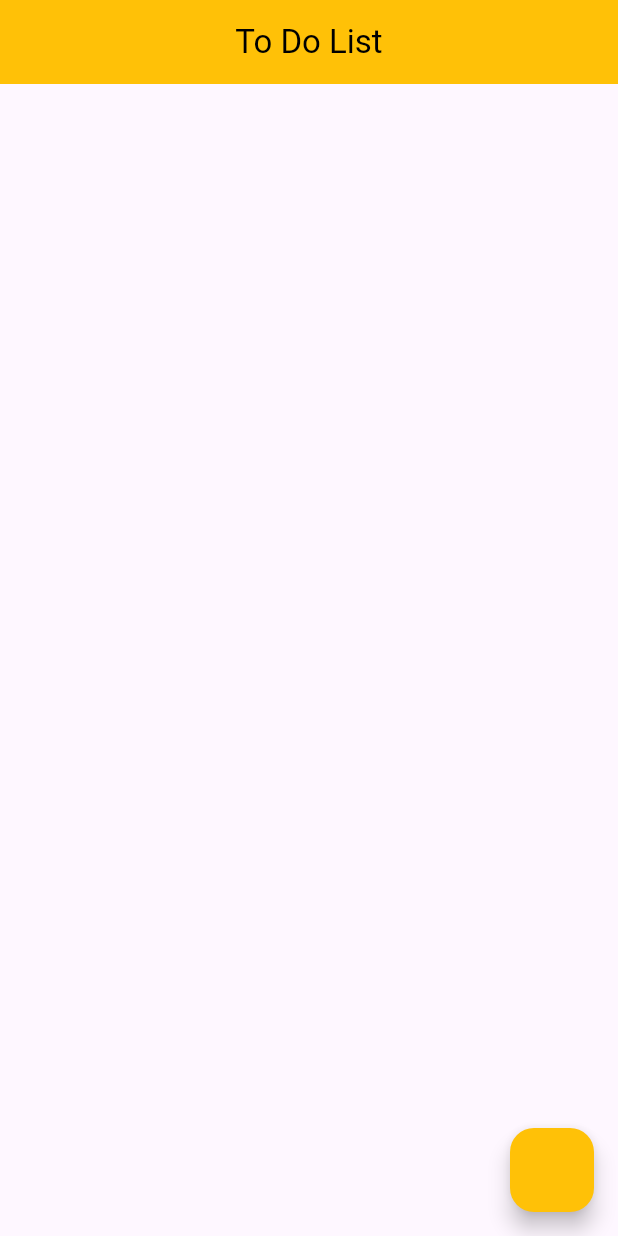
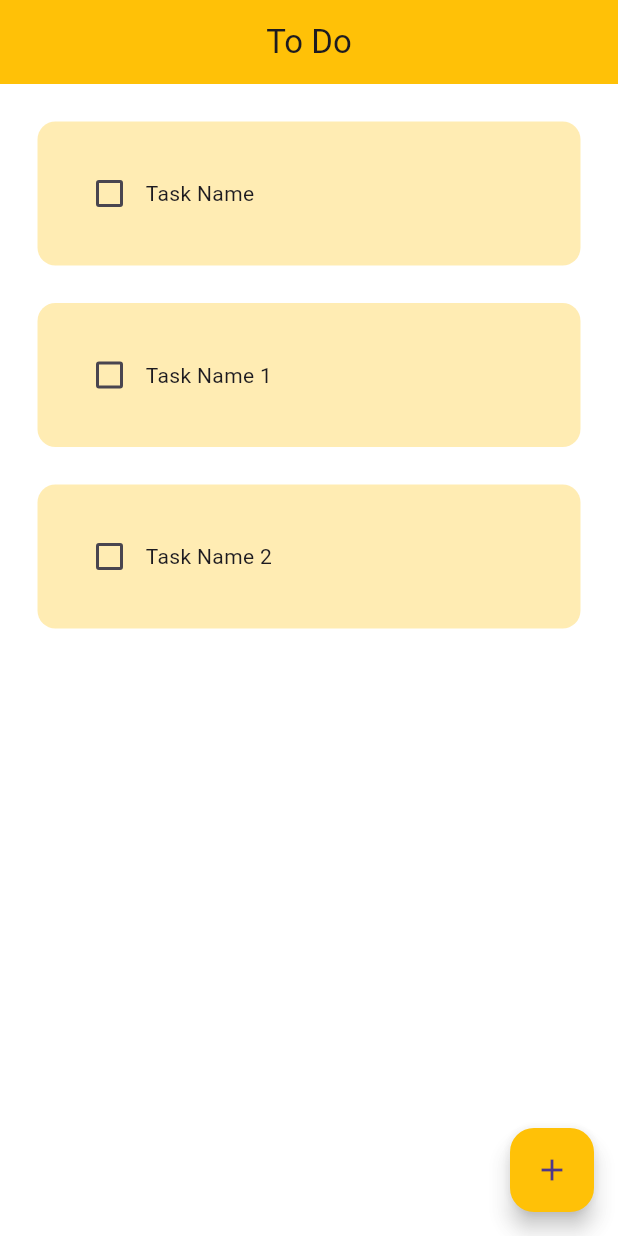
Before and after one commit to Sky-RV/To-Do-List-Flutter, a Flutter app: the screen it shows after launch, on a phone screen of 412 x 824 dp. Run offline on Flutter 3.47's test engine with Material 3 defaults, Android fonts, the phone set to English and light mode, and no system bars.

Commit message:
Create tasks and Show them

```diff
--- a/lib/main.dart
+++ b/lib/main.dart
@@ -1,4 +1,5 @@
 import 'package:flutter/material.dart';
+import 'package:flutterproject/pages/home_page.dart';
 
 void main() {
   runApp(const MyApp());
@@ -6,40 +7,13 @@ void main() {
 
 class MyApp extends StatelessWidget {
   const MyApp({super.key});
-
-  // This widget is the root of your application.
   @override
   Widget build(BuildContext context) {
     return MaterialApp(
-      title: 'Flutter Demo',
-      home: const MyHomePage(title: 'Flutter Demo Home Page'),
-    );
-  }
-}
-
-class MyHomePage extends StatefulWidget {
-  const MyHomePage({super.key, required this.title});
-  final String title;
-  @override
-  State<MyHomePage> createState() => _MyHomePageState();
-}
-
-class _MyHomePageState extends State<MyHomePage> {
-
-  @override
-  Widget build(BuildContext context) {
-    return Scaffold(
-      appBar: AppBar(
-        backgroundColor: Colors.amber,
-        centerTitle: true,
-        title: Text("To Do List", style: TextStyle(
-          color: Colors.black
-        ),),
-      ),
-
-      floatingActionButton: FloatingActionButton(
-        onPressed: (){},
-        backgroundColor: Colors.amber,
+      debugShowCheckedModeBanner: false,
+      home: HomePage(),
+      theme: ThemeData(
+        primarySwatch: Colors.amber // appbar color in all pages (not working on chrome emulator)
       ),
     );
   }
--- /dev/null
+++ b/lib/pages/home_page.dart
@@ -0,0 +1,106 @@
+import 'package:flutter/material.dart';
+import 'package:flutterproject/util/dialog_box.dart';
+import 'package:flutterproject/util/todo_tile.dart';
+
+class HomePage extends StatefulWidget {
+  const HomePage({super.key});
+
+  @override
+  State<HomePage> createState() => _HomePageState();
+}
+
+class _HomePageState extends State<HomePage> {
+
+  // text controller
+  final _controller = TextEditingController();
+
+  // list of to do tasks
+  List toDoList = [
+    ["Task Name", false],
+    ["Task Name 1", false],
+    ["Task Name 2", false],
+  ];
+
+  // checkbox was tapped
+  void checkBoxChanged(bool? value, int index){
+    setState(() {
+      toDoList[index][1] = !toDoList[index][1];
+    });
+  }
+
+  // save a task
+  void saveNewTask(){
+    setState(() {
+      toDoList.add([_controller.text, false]);
+      _controller.clear();
+    });
+    Navigator.of(context).pop();
+  }
+
+  // create a new task
+  void createNewTask(){
+    showDialog(
+        context: context,
+        builder: (context){
+          return DialogBox(
+            controller: _controller,
+            onSave: saveNewTask,
+            onCancel: () => Navigator.of(context).pop(),
+          );
+        }
+    );
+  }
+
+  // // delete task
+  // void deleteTask(int index){
+  //   setState(() {
+  //     toDoList.removeAt(index);
+  //   });
+  // }
+
+  @override
+  Widget build(BuildContext context) {
+    return Scaffold(
+      backgroundColor: Colors.white70,
+      appBar: AppBar(
+        title: Text("To Do"),
+        centerTitle: true,
+        backgroundColor: Colors.amber,
+        elevation: 0, // remove app bar shadow
+      ),
+
+      floatingActionButton: FloatingActionButton(
+        onPressed: createNewTask,
+        child: Icon(Icons.add),
+        backgroundColor: Colors.amber,
+      ),
+
+      body: ListView.builder(
+        itemCount: toDoList.length,
+        itemBuilder: (context, index){
+          return ToDoTile(
+              taskName: toDoList[index][0],
+              taskCompleted: toDoList[index][1],
+              onChanged: (value) => checkBoxChanged(value, index),
+            // deleteFunction: (context) => deleteTask(index),
+          );
+        },
+      ),
+
+      // body: ListView(
+      //   children: [
+      //     ToDoTile(
+      //       taskName: "Make Tutorial",
+      //       taskCompleted: true,
+      //       onChanged: (p0){}, // do nothing right now
+      //     ),
+      //     ToDoTile(
+      //       taskName: "Do Exercise",
+      //       taskCompleted: false,
+      //       onChanged: (p0){}, // do nothing right now
+      //     ),
+      //   ],
+      // ),
+    );
+  }
+}
--- /dev/null
+++ b/lib/util/todo_tile.dart
@@ -0,0 +1,48 @@
+import 'package:flutter/material.dart';
+
+class ToDoTile extends StatelessWidget {
+
+  final String taskName;
+  final bool taskCompleted;
+  Function(bool?)? onChanged;
+  // Function(BuildContext)? deleteFunction;
+
+  ToDoTile({
+    super.key,
+    required this.taskName,
+    required this.taskCompleted,
+    required this.onChanged,
+    // required this.deleteFunction
+  });
+
+  @override
+  Widget build(BuildContext context) {
+    return Padding(
+      padding: EdgeInsets.only(left: 25, right: 25, top: 25),
+      child: Container(
+        padding: EdgeInsets.all(24),
+        child: Row(
+          children: [
+            //check box
+            Checkbox(
+              value: taskCompleted,
+              onChanged: onChanged,
+              activeColor: Colors.amber,
+            ),
+
+            // task name
+            Text(
+                taskName,
+              style: TextStyle(
+                decoration: taskCompleted ? TextDecoration.lineThrough : TextDecoration.none,
+              ),
+            ),
+          ],
+        ),
+        decoration: BoxDecoration(color: Colors.amber[100],
+            borderRadius: BorderRadius.circular(12)
+        ),
+      ),
+    );
+  }
+}
--- a/pubspec.yaml
+++ b/pubspec.yaml
@@ -35,6 +35,7 @@ dependencies:
   # The following adds the Cupertino Icons font to your application.
   # Use with the CupertinoIcons class for iOS style icons.
   cupertino_icons: ^1.0.6
+
 
 dev_dependencies:
   flutter_test:
```
Also changed, not shown: lib/util/dialog_box.dart (added, +53 -0 lines), lib/util/my_button.dart (added, +18 -0 lines).
